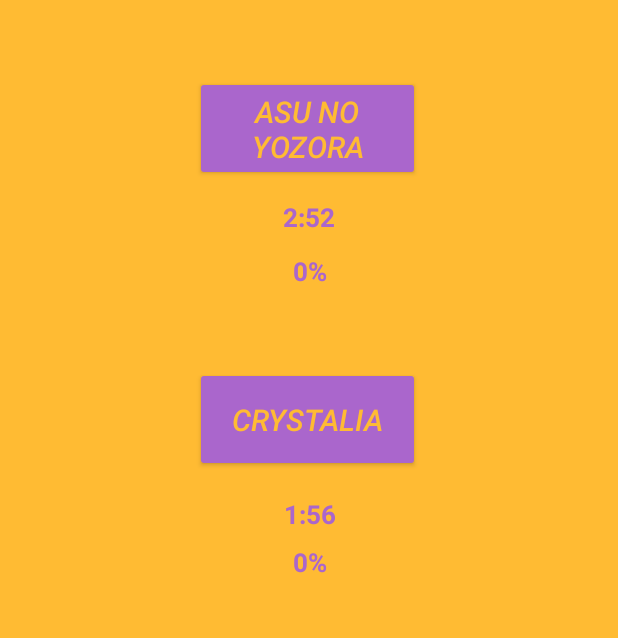
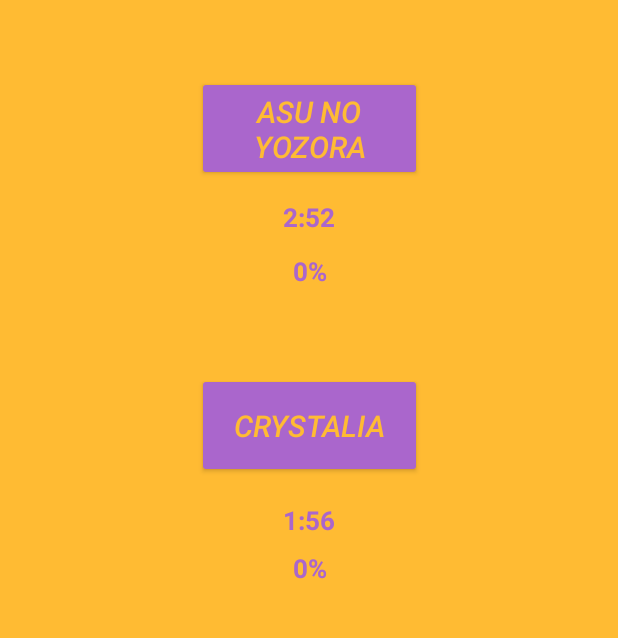
Before and after one commit to IsaacEarnest/TapTap, an Android app: the screen it shows after launch (MainActivity), on a phone screen of 412 x 824 dp, the part 182-820 px from its top. Run offline under Robolectric (Android 15) with nearby library versions, the phone set to English and light mode, and no system bars.

Commit message:
Updated MainActivity XML

```diff
--- a/app/src/main/res/layout/activity_main.xml
+++ b/app/src/main/res/layout/activity_main.xml
@@ -13,13 +13,12 @@
         android:layout_height="wrap_content"
         android:layout_marginStart="8dp"
         android:layout_marginTop="16dp"
-        android:layout_marginEnd="188dp"
+        android:layout_marginEnd="8dp"
         android:text="1:56"
         android:textColor="@android:color/holo_purple"
         android:textSize="17dp"
         android:textStyle="bold"
         app:layout_constraintEnd_toEndOf="parent"
-        app:layout_constraintHorizontal_bias="1.0"
         app:layout_constraintStart_toStartOf="parent"
         app:layout_constraintTop_toBottomOf="@+id/song2" />
 
@@ -27,8 +26,8 @@
         android:id="@+id/song2"
         android:layout_width="150dp"
         android:layout_height="70dp"
-        android:layout_marginStart="40dp"
-        android:layout_marginTop="124dp"
+        android:layout_marginStart="8dp"
+        android:layout_marginTop="128dp"
         android:layout_marginEnd="8dp"
         android:backgroundTint="@android:color/holo_purple"
         android:text="Crystalia"
@@ -36,7 +35,6 @@
         android:textSize="20dp"
         android:textStyle="italic"
         app:layout_constraintEnd_toEndOf="parent"
-        app:layout_constraintHorizontal_bias="0.422"
         app:layout_constraintStart_toStartOf="parent"
         app:layout_constraintTop_toBottomOf="@+id/song1" />
 
@@ -44,7 +42,7 @@
         android:id="@+id/song1"
         android:layout_width="150dp"
         android:layout_height="70dp"
-        android:layout_marginStart="104dp"
+        android:layout_marginStart="8dp"
         android:layout_marginTop="172dp"
         android:layout_marginEnd="8dp"
         android:backgroundTint="@android:color/holo_purple"
@@ -53,7 +51,6 @@
         android:textSize="20dp"
         android:textStyle="italic"
         app:layout_constraintEnd_toEndOf="parent"
-        app:layout_constraintHorizontal_bias="0.174"
         app:layout_constraintStart_toStartOf="parent"
         app:layout_constraintTop_toTopOf="parent" />
 
```
